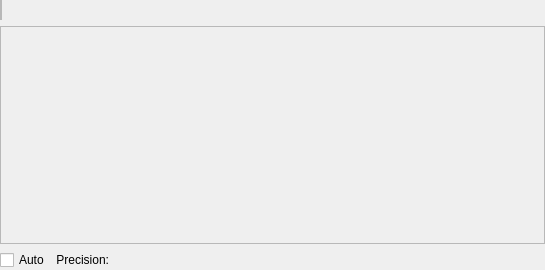
Above: plugins/paintops/libpaintop/forms/wdgbrushchooser.ui from KDE/krita before the change. Below: the same form after it.
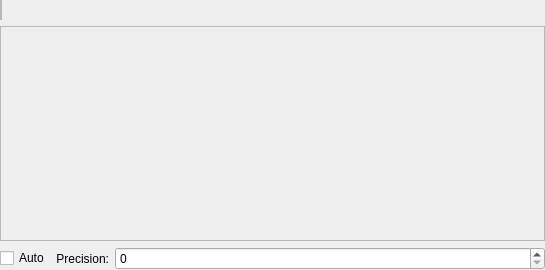
That is the form after the change. Custom widgets are drawn as their Qt base class.

Commit message:
ui: Fix Designer not rendering KisSliderSpinBox as QSpinBox
Part-of: <https://invent.kde.org/graphics/krita/-/merge_requests/1742>

```diff
--- a/plugins/paintops/libpaintop/forms/wdgbrushchooser.ui
+++ b/plugins/paintops/libpaintop/forms/wdgbrushchooser.ui
@@ -126,7 +126,7 @@
  <customwidgets>
   <customwidget>
    <class>KisSliderSpinBox</class>
-   <extends>QWidget</extends>
+   <extends>QSpinBox</extends>
    <header>kis_slider_spin_box.h</header>
    <container>1</container>
   </customwidget>
```
The commit also changes 45 other files.
